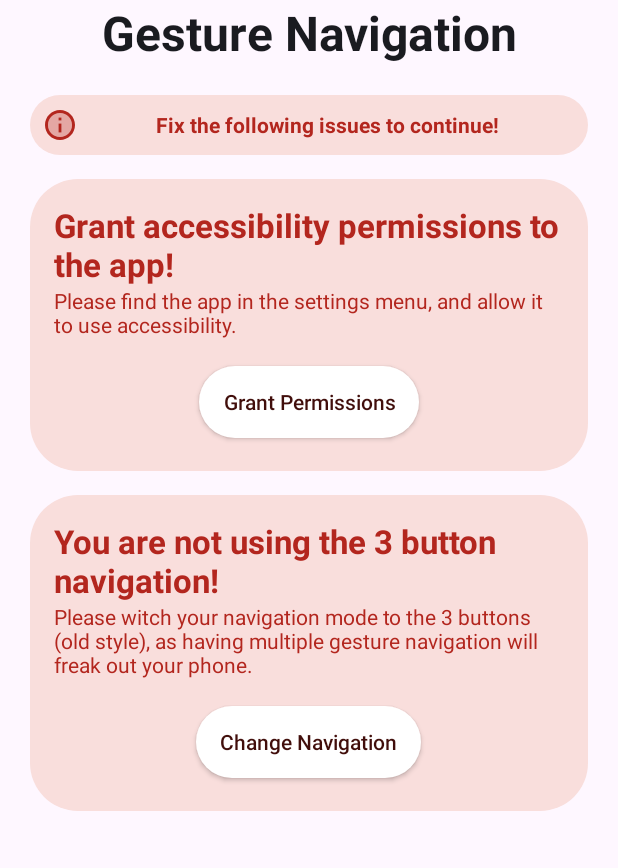
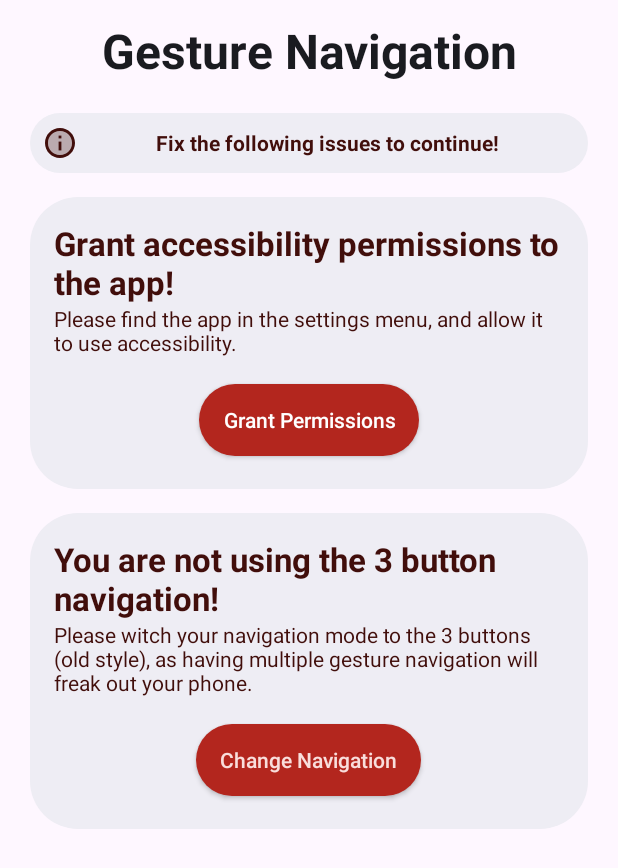
Before and after one commit to domedav/GestureNavigation, an Android app: the screen it shows after launch (MainActivity), on a phone screen of 412 x 824 dp. Shown: the top 868 px of the screen. Run offline under Robolectric (Android 15) with nearby library versions, the phone set to English and light mode, and no system bars.

Commit message:
Initial commit

```diff
--- a/app/src/main/java/com/domedav/gesturenavigationonsteroids/AccessibilityCheckUtils.java
+++ b/app/src/main/java/com/domedav/gesturenavigationonsteroids/AccessibilityCheckUtils.java
@@ -22,7 +22,7 @@ public class AccessibilityCheckUtils {
 
 	public static boolean isThreeButtonNavigationEnabled(@NonNull Context context) {
 		String navigationMode = Settings.Secure.getString(context.getContentResolver(), "navigation_mode");
-		return "0".equals(navigationMode);
+		return "0".equals(navigationMode) || "100".equals(navigationMode);
 	}
 
 	public static boolean callForceRepaint() {
--- /dev/null
+++ b/app/src/main/java/com/domedav/gesturenavigationonsteroids/VoidCallback.java
@@ -0,0 +1,5 @@
+package com.domedav.gesturenavigationonsteroids;
+
+public interface VoidCallback {
+	void invoke();
+}
--- a/app/src/main/res/layout/activity_main.xml
+++ b/app/src/main/res/layout/activity_main.xml
@@ -11,6 +11,8 @@
 	<androidx.constraintlayout.widget.ConstraintLayout
 		android:layout_width="match_parent"
 		android:layout_height="match_parent"
+		android:layout_marginTop="12dp"
+		android:layout_marginBottom="12dp"
 		app:layout_constraintBottom_toBottomOf="parent"
 		app:layout_constraintEnd_toEndOf="parent"
 		app:layout_constraintStart_toStartOf="parent"
@@ -28,11 +30,13 @@
 			android:textStyle="bold"/>
 
 		<androidx.core.widget.NestedScrollView
+			android:id="@+id/main_scrollview"
 			android:layout_width="match_parent"
 			android:layout_height="wrap_content"
 			app:layout_constraintTop_toBottomOf="@id/topBar"
 			android:layout_marginTop="12dp"
-			android:layout_marginBottom="12dp">
+			android:layout_marginBottom="12dp"
+			android:overScrollMode="never">
 			<androidx.appcompat.widget.LinearLayoutCompat
 				android:id="@+id/main_contetnt_list"
 				android:layout_width="match_parent"
@@ -49,7 +53,7 @@
 					android:orientation="horizontal"
 					android:layout_gravity="center_vertical|fill_horizontal"
 					android:gravity="center_vertical|fill_horizontal"
-					android:backgroundTint="?attr/colorErrorContainer"
+					android:backgroundTint="?attr/colorSurfaceContainer"
 					android:background="@drawable/rounded_container"
 					android:paddingTop="8dp"
 					android:paddingEnd="8dp"
@@ -61,14 +65,14 @@
 						android:layout_width="wrap_content"
 						android:layout_height="wrap_content"
 						android:importantForAccessibility="no"
-						app:tint="?attr/colorError"
+						app:tint="?attr/colorOnErrorContainer"
 						android:src="@drawable/ic_info_twotone"/>
 					<androidx.appcompat.widget.AppCompatTextView
 						android:layout_width="match_parent"
 						android:layout_height="wrap_content"
 						android:textSize="?attr/textSizeSmall"
 						android:text="@string/main_missingperms_summary_text"
-						android:textColor="?attr/colorError"
+						android:textColor="?attr/colorOnErrorContainer"
 						android:textStyle="bold"
 						android:textAlignment="center"/>
 				</androidx.appcompat.widget.LinearLayoutCompat>
@@ -79,7 +83,7 @@
 					android:orientation="horizontal"
 					android:layout_gravity="center_vertical|fill_horizontal"
 					android:gravity="center_vertical|fill_horizontal"
-					android:backgroundTint="?attr/colorOnBackground"
+					android:backgroundTint="?attr/colorSurfaceContainer"
 					android:background="@drawable/rounded_container"
 					android:paddingTop="8dp"
 					android:paddingEnd="8dp"
@@ -91,7 +95,7 @@
 						android:layout_width="wrap_content"
 						android:layout_height="wrap_content"
 						android:importantForAccessibility="no"
-						app:tint="?attr/colorOnPrimary"
+						app:tint="?attr/colorOnSurface"
 						android:src="@drawable/ic_info_twotone"/>
 					<androidx.appcompat.widget.AppCompatTextView
 						android:layout_width="wrap_content"
@@ -99,7 +103,7 @@
 						android:layout_weight="2"
 						android:textSize="?attr/textSizeSmall"
 						android:text="@string/main_allgood_summary_text"
-						android:textColor="?attr/colorOnPrimary"
+						android:textColor="?attr/colorOnSurface"
 						android:textStyle="bold"
 						android:textAlignment="center"/>
 					<androidx.appcompat.widget.AppCompatButton
@@ -107,8 +111,8 @@
 						android:layout_width="wrap_content"
 						android:layout_height="wrap_content"
 						android:background="@drawable/button_background"
-						android:backgroundTint="?attr/colorPrimaryContainer"
-						android:textColor="?attr/colorOnPrimaryContainer"
+						android:backgroundTint="?attr/colorPrimary"
+						android:textColor="?attr/colorOnPrimary"
 						android:text="@string/main_allgood_summary_text_button"
 						android:textAllCaps="false"
 						android:textSize="?attr/textSizeSmall"/>
@@ -125,21 +129,21 @@
 					android:layout_marginStart="12dp"
 					android:layout_marginEnd="12dp"
 					android:layout_marginTop="16dp"
-					android:backgroundTint="?attr/colorErrorContainer"
+					android:backgroundTint="?attr/colorSurfaceContainer"
 					android:background="@drawable/rounded_container">
 					<androidx.appcompat.widget.AppCompatTextView
 						android:layout_width="wrap_content"
 						android:layout_height="wrap_content"
 						android:textSize="?attr/textSizeMedium"
 						android:text="@string/main_missingperms_accessibility"
-						android:textColor="?attr/colorError"
+						android:textColor="?attr/colorOnErrorContainer"
 						android:textStyle="bold"/>
 					<androidx.appcompat.widget.AppCompatTextView
 						android:layout_width="wrap_content"
 						android:layout_height="wrap_content"
 						android:textSize="?attr/textSizeSmall"
 						android:text="@string/main_missingperms_accessibility_description"
-						android:textColor="?attr/colorError"/>
+						android:textColor="?attr/colorOnErrorContainer"/>
 					<androidx.appcompat.widget.AppCompatButton
 						android:id="@+id/accessibility_grant_popup_button"
 						android:layout_gravity="center"
@@ -150,8 +154,8 @@
 						android:layout_width="wrap_content"
 						android:layout_height="wrap_content"
 						android:background="@drawable/button_background"
-						android:backgroundTint="?attr/colorOnError"
-						android:textColor="?attr/colorOnErrorContainer"
+						android:backgroundTint="?attr/colorError"
+						android:textColor="?attr/colorOnError"
 						android:text="@string/main_missingperms_accessibility_button"
 						android:textAllCaps="false"
 						android:textSize="?attr/textSizeSmall"/>
@@ -168,21 +172,21 @@
 					android:layout_marginStart="12dp"
 					android:layout_marginEnd="12dp"
 					android:layout_marginTop="16dp"
-					android:backgroundTint="?attr/colorErrorContainer"
+					android:backgroundTint="?attr/colorSurfaceContainer"
 					android:background="@drawable/rounded_container">
 					<androidx.appcompat.widget.AppCompatTextView
 						android:layout_width="wrap_content"
 						android:layout_height="wrap_content"
 						android:textSize="?attr/textSizeMedium"
 						android:text="@string/main_missingperms_navigation"
-						android:textColor="?attr/colorError"
+						android:textColor="?attr/colorOnErrorContainer"
 						android:textStyle="bold"/>
 					<androidx.appcompat.widget.AppCompatTextView
 						android:layout_width="wrap_content"
 						android:layout_height="wrap_content"
 						android:textSize="?attr/textSizeSmall"
 						android:text="@string/main_missingperms_navigation_description"
-						android:textColor="?attr/colorError"/>
+						android:textColor="?attr/colorOnErrorContainer"/>
 					<androidx.appcompat.widget.AppCompatButton
 						android:id="@+id/navigation_wrong_popup_button"
 						android:layout_gravity="center"
@@ -193,12 +197,29 @@
 						android:layout_width="wrap_content"
 						android:layout_height="wrap_content"
 						android:background="@drawable/button_background"
-						android:backgroundTint="?attr/colorOnError"
-						android:textColor="?attr/colorOnErrorContainer"
+						android:backgroundTint="?attr/colorError"
+						android:textColor="?attr/colorErrorContainer"
 						android:text="@string/main_missingperms_navigation_button"
 						android:textAllCaps="false"
 						android:textSize="?attr/textSizeSmall"/>
 				</androidx.appcompat.widget.LinearLayoutCompat>
+
+
+
+
+
+				<!--Debug Views-->
+				<androidx.appcompat.widget.AppCompatButton
+					android:visibility="gone"
+					android:id="@+id/testing"
+					android:layout_width="wrap_content"
+					android:layout_height="wrap_content"
+					android:background="@drawable/button_background"
+					android:backgroundTint="?attr/colorPrimaryContainer"
+					android:textColor="?attr/colorOnPrimaryContainer"
+					android:text="@string/main_allgood_summary_text_button"
+					android:textAllCaps="false"
+					android:textSize="?attr/textSizeSmall"/>
 			</androidx.appcompat.widget.LinearLayoutCompat>
 		</androidx.core.widget.NestedScrollView>
 	</androidx.constraintlayout.widget.ConstraintLayout>
--- a/app/src/main/res/values/strings.xml
+++ b/app/src/main/res/values/strings.xml
@@ -2,6 +2,11 @@
 	<string name="app_name" translatable="false">Gesture Navigation</string>
 	<string name="accessibility_service_summary">Use your phone with modern gestures</string>
 	<string name="accessibility_service_description">If you disallow the application to use accessibility, it will not work at all!\n\tWhy is this needed?\n\t• The application can\'t do gesture detection without this\n\t• The application can\'t provide you with its core functionality without this\n\nHow to use?\nSingle Swipe\n\t• Swipe up quickly to get to your home\n\t• Swipe up quickly then hold for a bit to see recent applications\n\t• Swipe from the left or right quickly to the center to go back\n\t• Swipe from the left or right slowly to the center to take a screenshot\n\t• Swipe up and down without letting go to see your notifications\nDouble Swipe\n(Swipe up first then hold until you see the bar change colors)\n\t• Swipe up again to open the camera</string>
+
+	<string name="main_huawei_toast_manual_settings_navigation_header">Please switch navigation modes</string>
+	<string name="main_huawei_toast_manual_settings_navigation_description">Search for navigation in the settings, and set it to the 3 button navigation.</string>
+	<string name="main_huawei_toast_positive_button">Proceed</string>
+	<string name="main_huawei_toast_negative_button">Cancel</string>
 
 	<string name="main_missingperms_summary_text">Fix the following issues to continue!</string>
 
--- a/app/src/main/res/values/themes.xml
+++ b/app/src/main/res/values/themes.xml
@@ -12,4 +12,19 @@
 		<item name="android:textColor">?attr/colorOnBackground</item>
 		<item name="backgroundColor">?attr/backgroundColor</item>
 	</style>
+	<style name="Theme.GestureNavigation.MaterialYou.Alert" parent="ThemeOverlay.Material3.DynamicColors.DayNight">
+		<item name="android:backgroundTint">?attr/colorSurfaceContainer</item>
+		<item name="materialButtonStyle">@style/CustomMaterialButtonStyle</item>
+	</style>
+
+	<style name="CustomMaterialButtonStyle" parent="Widget.Material3.Button">
+		<item name="android:foregroundTint">?attr/colorPrimary</item>
+		<item name="android:background">@drawable/rounded_container</item>
+		<item name="android:backgroundTint">?attr/colorOnPrimary</item>
+		<item name="android:paddingStart">16dp</item>
+		<item name="android:paddingEnd">16dp</item>
+		<item name="android:paddingTop">12dp</item>
+		<item name="android:paddingBottom">12dp</item>
+		<item name="android:textSize">16sp</item>
+	</style>
 </resources>
```
Also changed, not shown: app/src/main/java/com/domedav/gesturenavigationonsteroids/MainActivity.java (+60 -10 lines), app/src/main/java/com/domedav/gesturenavigationonsteroids/service/GestureAccessibilityService.java (+15 -9 lines).
